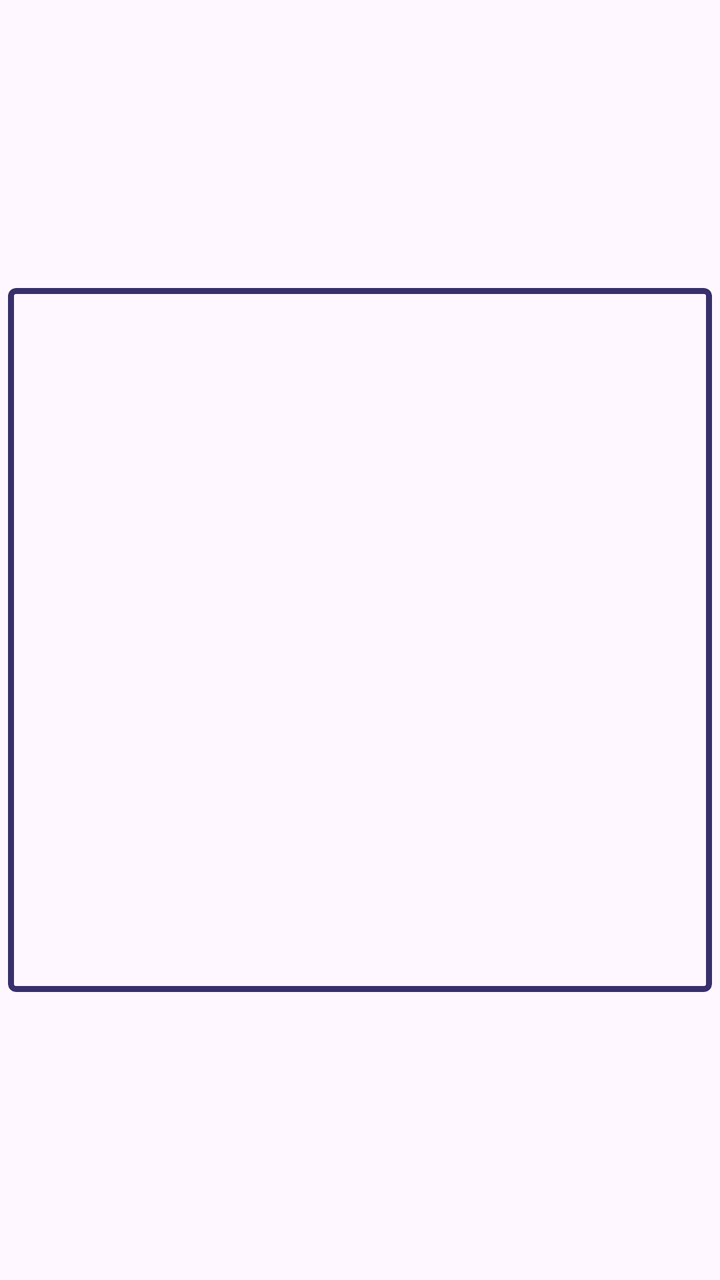
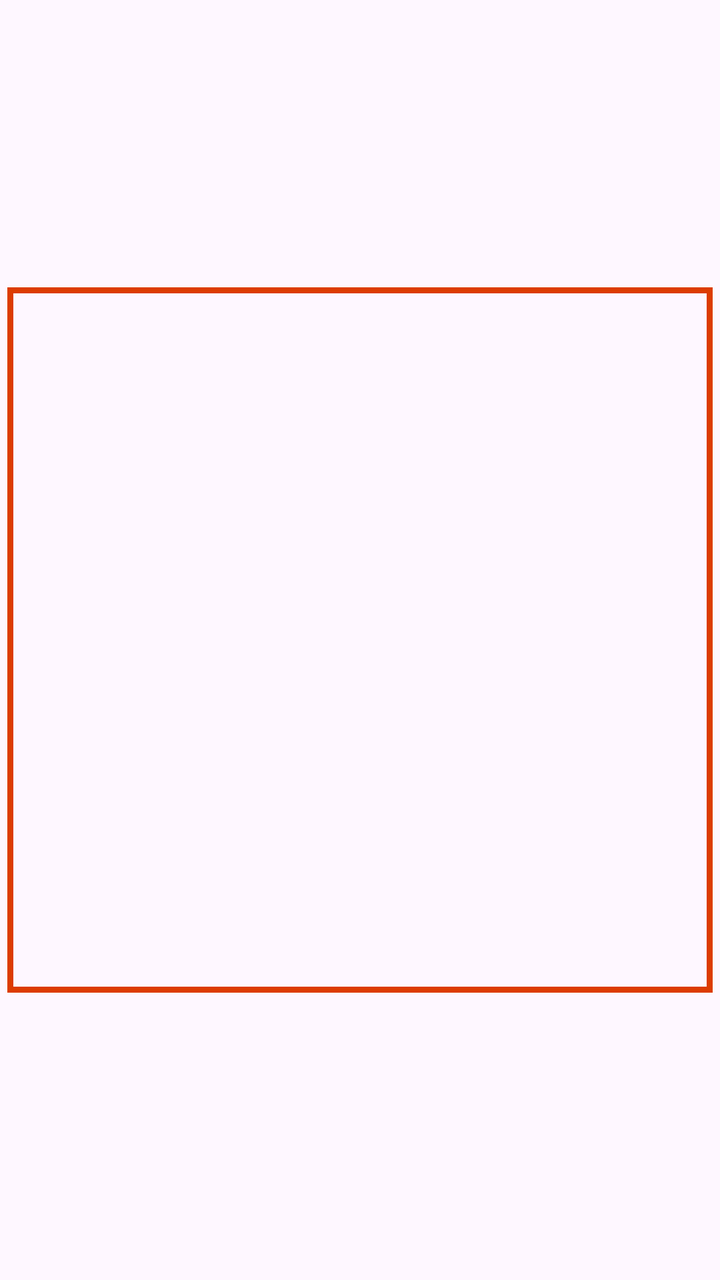

The first picture is an Android layout as it rendered before a commit; the second is the same layout after the commit. The layout source and the unified diff follow.
<!-- AndroidManifest.xml: application theme Theme.BaseProject -->
<!-- res/layout/item_background_color.xml -->
<?xml version="1.0" encoding="utf-8"?>
<androidx.constraintlayout.widget.ConstraintLayout xmlns:android="http://schemas.android.com/apk/res/android"
    xmlns:app="http://schemas.android.com/apk/res-auto"
    android:layout_width="match_parent"
    android:layout_height="wrap_content">

    <FrameLayout
        android:layout_width="@dimen/dp_0"
        android:layout_height="@dimen/dp_0"
        android:layout_margin="@dimen/dp_4"
        app:layout_constraintBottom_toBottomOf="parent"
        app:layout_constraintDimensionRatio="1:1"
        app:layout_constraintEnd_toEndOf="parent"
        app:layout_constraintStart_toStartOf="parent"
        app:layout_constraintTop_toTopOf="parent">

        
        <View
            android:id="@+id/vNotFocus"
            android:layout_width="match_parent"
            android:layout_height="match_parent"
            android:layout_margin="@dimen/dp_4"
            android:visibility="visible" />

        <com.google.android.material.card.MaterialCardView
            android:layout_width="match_parent"
            android:layout_height="match_parent"
            app:cardCornerRadius="@dimen/dp_4"
            app:cardBackgroundColor="@color/transparent"
            app:strokeColor="@color/figma_primary"
            app:strokeWidth="@dimen/dp_3"
            android:id="@+id/cardCtn"
            >

            <ImageView
                android:id="@+id/imvColor"
                android:layout_width="match_parent"
                android:layout_height="match_parent"
                android:scaleType="centerCrop" />
        </com.google.android.material.card.MaterialCardView>
    </FrameLayout>
</androidx.constraintlayout.widget.ConstraintLayout>
<!-- resources referenced by this layout -->
<resources>
  <color name="figma_primary">#38306B</color>
  <color name="transparent">#00FFFFFF</color>
  <dimen name="dp_0">0dp</dimen>
  <dimen name="dp_3">3dp</dimen>
  <dimen name="dp_4">4dp</dimen>
  <style name="Theme.BaseProject" parent="Base.Theme.BaseProject" />
  <style name="Base.Theme.BaseProject" parent="Theme.Material3.Light.NoActionBar">
          <item name="android:windowTranslucentStatus">false</item>
          <item name="android:statusBarColor">@android:color/transparent</item>
          <item name="android:windowSoftInputMode">adjustResize</item>
      </style>
</resources>

<!-- the commit's change to res/layout/item_background_color.xml (unified diff, before → after) -->
@@ -7,7 +7,7 @@
     <FrameLayout
         android:layout_width="@dimen/dp_0"
         android:layout_height="@dimen/dp_0"
-        android:layout_margin="@dimen/dp_4"
+        android:layout_margin="@dimen/dp_3_5"
         app:layout_constraintBottom_toBottomOf="parent"
         app:layout_constraintDimensionRatio="1:1"
         app:layout_constraintEnd_toEndOf="parent"
@@ -25,9 +25,9 @@
         <com.google.android.material.card.MaterialCardView
             android:layout_width="match_parent"
             android:layout_height="match_parent"
-            app:cardCornerRadius="@dimen/dp_4"
+            app:cardCornerRadius="0dp"
             app:cardBackgroundColor="@color/transparent"
-            app:strokeColor="@color/figma_primary"
+            app:strokeColor="@color/app2"
             app:strokeWidth="@dimen/dp_3"
             android:id="@+id/cardCtn"
             >
@@ -37,6 +37,19 @@
                 android:layout_width="match_parent"
                 android:layout_height="match_parent"
                 android:scaleType="centerCrop" />
+
+            <com.facebook.shimmer.ShimmerFrameLayout
+                android:id="@+id/sflShimmer"
+                style="@style/ImageLoadingShimmer"
+                android:layout_width="match_parent"
+                android:layout_height="match_parent"
+                android:visibility="gone">
+
+                <View
+                    android:layout_width="match_parent"
+                    android:layout_height="match_parent"
+                    android:background="@color/image_shimmer_base" />
+            </com.facebook.shimmer.ShimmerFrameLayout>
         </com.google.android.material.card.MaterialCardView>
     </FrameLayout>
 </androidx.constraintlayout.widget.ConstraintLayout>
<!-- resource entries referenced after the edit -->
@@ -1,10 +1,21 @@
 <!-- resources referenced by this layout -->
 <resources>
-  <color name="figma_primary">#38306B</color>
+  <color name="app2">#DC3C01</color>
+  <color name="image_shimmer_base">#818181</color>
   <color name="transparent">#00FFFFFF</color>
   <dimen name="dp_0">0dp</dimen>
   <dimen name="dp_3">3dp</dimen>
+  <dimen name="dp_3_5">3.5dp</dimen>
   <dimen name="dp_4">4dp</dimen>
+  <style name="ImageLoadingShimmer">
+          <item name="shimmer_auto_start">true</item>
+          <item name="shimmer_base_alpha">0.7</item>
+          <item name="shimmer_highlight_alpha">0.6</item>
+          <item name="shimmer_direction">left_to_right</item>
+          <item name="shimmer_duration">1800</item>
+          <item name="shimmer_shape">linear</item>
+          <item name="shimmer_colored">false</item>
+      </style>
   <style name="Theme.BaseProject" parent="Base.Theme.BaseProject" />
   <style name="Base.Theme.BaseProject" parent="Theme.Material3.Light.NoActionBar">
           <item name="android:windowTranslucentStatus">false</item>
